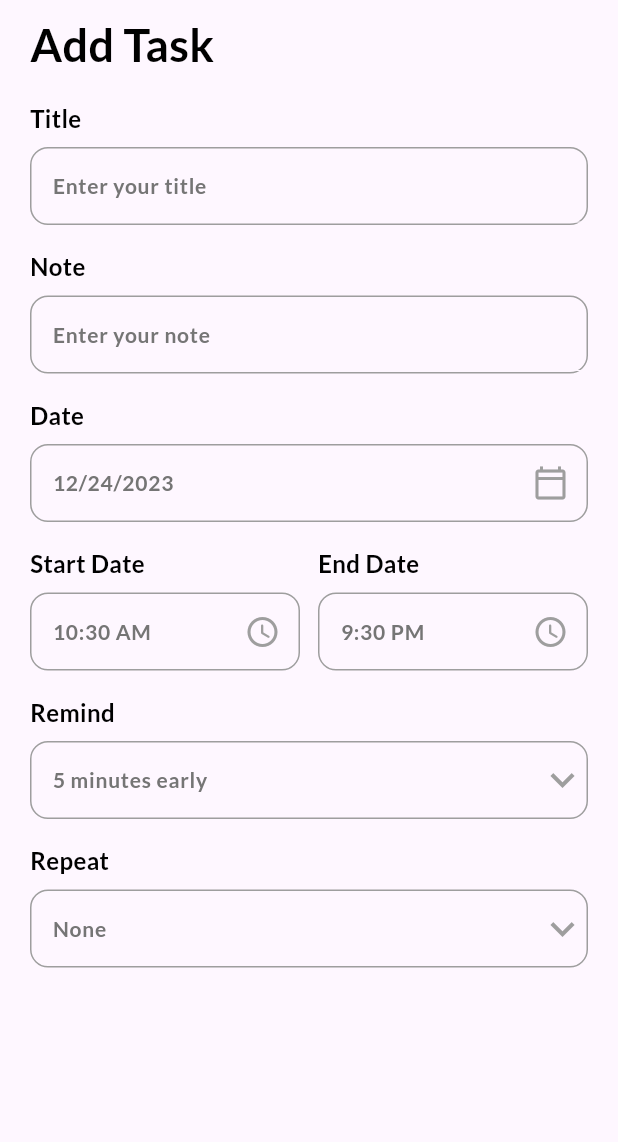
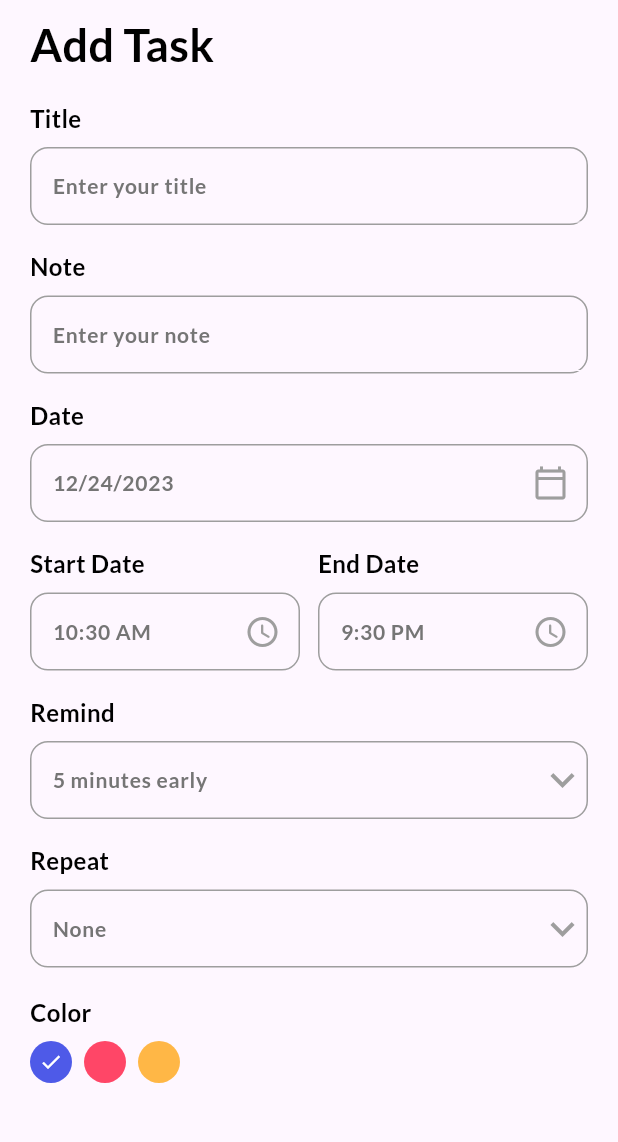
Before and after one commit to rizkiananda217/3C-K6-PPM, a Flutter app: the AddTaskPage screen opened directly, on a phone screen of 412 x 824 dp, the part 72-1214 px from its top. Run offline on Flutter 3.47's test engine with Material 3 defaults, Android fonts, the phone set to English and light mode, and no system bars; our stand-ins replace date_picker_timeline, get, get_storage, google_fonts; accounts and stored records are empty.

Commit message:
membuat warna prioritas agar bisa diselect

```diff
--- a/aplikasi_trio_todo/lib/pages/add_task_bar.dart
+++ b/aplikasi_trio_todo/lib/pages/add_task_bar.dart
@@ -20,6 +20,7 @@
   List<int> remindList = [5, 10, 15, 20, 25, 30];
   String _selectedRepeat = "None";
   List<String> repeatList = ["None", "Daily", "Weekly", "Monthly"];
+  int _selectedColor = 0;
 
   @override
   Widget build(BuildContext context) {
@@ -135,7 +136,53 @@
                               style: TextStyle(color: Colors.grey)));
                     }).toList(),
                   ),
-                )
+                ),
+                SizedBox(
+                  height: 18,
+                ),
+                Row(children: [
+                  Column(
+                      crossAxisAlignment: CrossAxisAlignment.start,
+                      children: [
+                        Text(
+                          "Color",
+                          style: titleStyle,
+                        ),
+                        SizedBox(
+                          height: 8.0,
+                        ),
+                        Wrap(
+                          children: List<Widget>.generate(3, (int index) {
+                            return GestureDetector(
+                              onTap: () {
+                                setState(() {
+                                  _selectedColor = index;
+                                  print("$index");
+                                });
+                              },
+                              child: Padding(
+                                padding: const EdgeInsets.only(right: 8.0),
+                                child: CircleAvatar(
+                                  radius: 14,
+                                  backgroundColor: index == 0
+                                      ? primaryClr
+                                      : index == 1
+                                          ? pinkClr
+                                          : yellowhClr,
+                                  child: _selectedColor == index
+                                      ? Icon(
+                                          Icons.done,
+                                          color: Colors.white,
+                                          size: 16,
+                                        )
+                                      : Container(),
+                                ),
+                              ),
+                            );
+                          }),
+                        )
+                      ])
+                ])
               ],
             ),
           ),
--- a/aplikasi_trio_todo/lib/pages/theme.dart
+++ b/aplikasi_trio_todo/lib/pages/theme.dart
@@ -7,7 +7,7 @@
 
 const Color bluishClr = Color(0xFF4e5ae8);
 const Color yellowhClr = Color(0xFFFFB746);
-const Color pinkshClr = Color(0xFFff4667);
+const Color pinkClr = Color(0xFFff4667);
 const Color white = Colors.white;
 const Color primaryClr = bluishClr;
 const Color darkGreyClr = Color(0xFF121212);
```
